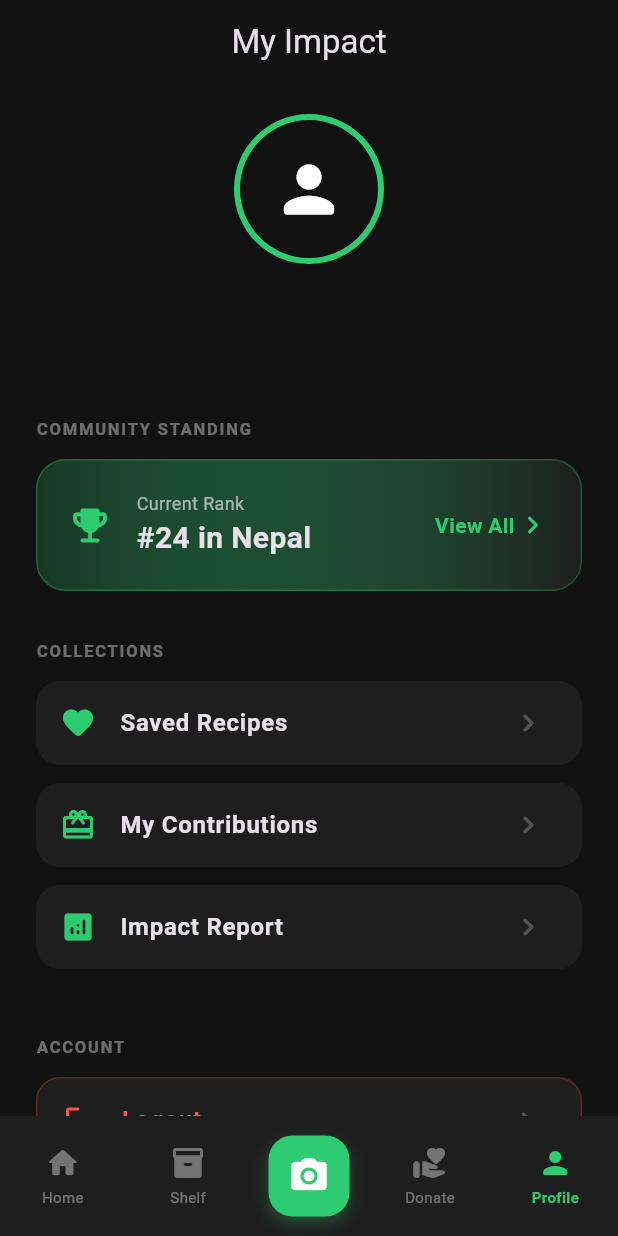
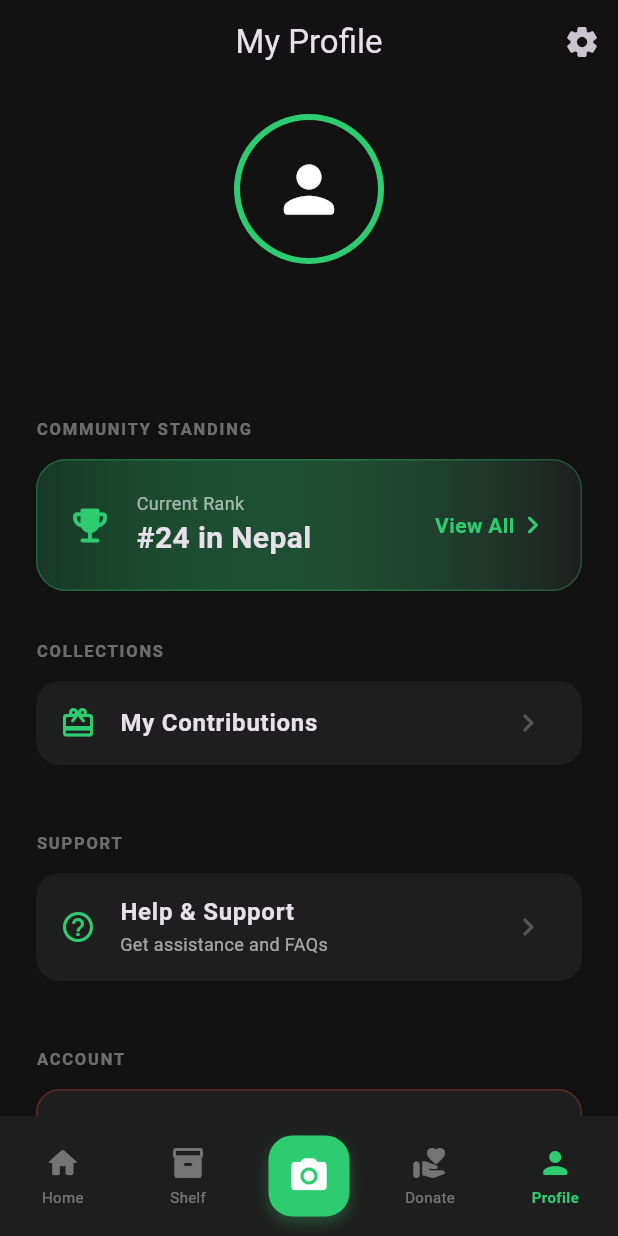
Before and after one commit to i-ces/RotNot, a Flutter app: the screen it shows once a user with an empty profile is signed in, item 5 of the bottom bar chosen, on a phone screen of 412 x 824 dp. Run offline on Flutter 3.47's test engine with Material 3 defaults, Android fonts, the phone set to English and light mode, and no system bars; our stand-ins replace camera, firebase_auth, firebase_core, flutter_map, flutter_secure_storage, geolocator and 2 more; accounts and stored records are empty; network calls fail.

Commit message:
update: sidebar removed and settings moved to profile

```diff
--- a/frontend/rotnot/lib/main.dart
+++ b/frontend/rotnot/lib/main.dart
@@ -127,8 +127,6 @@ class _HomeScreenState extends State<HomeScreen> {
   @override
   Widget build(BuildContext context) {
     return Scaffold(
-      key: _scaffoldKey,
-      drawer: _buildSidebar(context),
       // FIX: Removed the Stack and Positioned IconButton that was overlapping content.
       // The body now only contains the IndexedStack.
       body: SafeArea(
@@ -165,100 +163,6 @@ class _HomeScreenState extends State<HomeScreen> {
           ],
         ),
       ),
-    );
-  }
-
-  Widget _buildSidebar(BuildContext context) {
-    final user = AuthService.currentUser;
-    final displayName = user?.displayName ?? 'User';
-    final email = user?.email ?? 'No email';
-
-    return Drawer(
-      backgroundColor: MyApp.scaffoldBg,
-      child: Column(
-        children: [
-          UserAccountsDrawerHeader(
-            decoration: const BoxDecoration(color: MyApp.surfaceColor),
-            currentAccountPicture: const CircleAvatar(
-              backgroundColor: MyApp.accentGreen,
-              child: Icon(Icons.person, color: Colors.white, size: 40),
-            ),
-            accountName: Text(
-              displayName,
-              style: const TextStyle(fontWeight: FontWeight.bold),
-            ),
-            accountEmail: Text(
-              email,
-              style: const TextStyle(color: Colors.white70),
-            ),
-          ),
-          Expanded(
-            child: ListView(
-              padding: EdgeInsets.zero,
-              children: [
-                _drawerItem(Icons.analytics_rounded, "Waste Analytics", () {}),
-                _drawerItem(Icons.restaurant_menu_rounded, "Smart Recipes", () {
-                  Navigator.pop(context);
-                  Navigator.push(
-                    context,
-                    MaterialPageRoute(
-                      builder: (context) => const SmartRecipesPage(),
-                    ),
-                  );
-                }),
-                _drawerItem(
-                  Icons.notifications_active_rounded,
-                  "Expiry Alerts",
-                  () {},
-                ),
-                _drawerItem(Icons.history_rounded, "Donation History", () {}),
-                const Divider(color: Colors.white12, indent: 20, endIndent: 20),
-                _drawerItem(Icons.settings_rounded, "Settings", () {
-                  Navigator.pop(context);
-                  Navigator.push(
-                    context,
-                    MaterialPageRoute(
-                      builder: (context) => const SettingsScreen(),
-                    ),
-                  );
-                }),
-                _drawerItem(Icons.help_outline_rounded, "Help & Support", () {
-                  Navigator.pop(context);
-                  Navigator.push(
-                    context,
-                    MaterialPageRoute(builder: (context) => const HelpScreen()),
-                  );
-                }),
-              ],
-            ),
-          ),
-          Padding(
-            padding: const EdgeInsets.only(bottom: 20),
-            child: _drawerItem(Icons.logout_rounded, "Logout", () async {
-              await AuthService.logout();
-              if (!context.mounted) return;
-              Navigator.pushNamedAndRemoveUntil(context, '/', (route) => false);
-            }, color: Colors.redAccent),
-          ),
-        ],
-      ),
-    );
-  }
-
-  Widget _drawerItem(
-    IconData icon,
-    String title,
-    VoidCallback onTap, {
-    Color? color,
-  }) {
-    return ListTile(
-      leading: Icon(icon, color: color ?? Colors.white70, size: 24),
-      title: Text(
-        title,
-        style: TextStyle(color: color ?? Colors.white, fontSize: 15),
-      ),
-      onTap: onTap,
-      visualDensity: const VisualDensity(vertical: -2),
     );
   }
 
--- a/frontend/rotnot/lib/screens/profile.dart
+++ b/frontend/rotnot/lib/screens/profile.dart
@@ -1,10 +1,9 @@
 import 'package:flutter/material.dart';
 import 'package:rotnot/services/auth_service.dart';
 import 'package:rotnot/services/api_service.dart';
-import 'package:rotnot/screens/savedrecipes.dart';
-import 'package:rotnot/screens/impactreport.dart';
 import 'package:rotnot/screens/mycontributions.dart';
 import 'package:rotnot/screens/leaderboard.dart';
+import 'package:rotnot/screens/settings.dart';
 
 class ProfilePage extends StatefulWidget {
   const ProfilePage({super.key});
@@ -88,10 +87,21 @@ class _ProfilePageState extends State<ProfilePage> {
 
     return Scaffold(
       appBar: AppBar(
-        title: const Text("My Impact"),
+        title: const Text("My Profile"),
         centerTitle: true,
         elevation: 0,
         backgroundColor: Colors.transparent,
+        actions: [
+          IconButton(
+            icon: const Icon(Icons.settings_rounded),
+            onPressed: () {
+              Navigator.push(
+                context,
+                MaterialPageRoute(builder: (context) => const SettingsScreen()),
+              );
+            },
+          ),
+        ],
       ),
       body: SingleChildScrollView(
         padding: const EdgeInsets.symmetric(horizontal: 24.0, vertical: 20),
@@ -212,26 +222,37 @@ class _ProfilePageState extends State<ProfilePage> {
             const SizedBox(height: 12),
             _buildOptionTile(
               context,
-              Icons.favorite_rounded,
-              "Saved Recipes",
-              const SavedRecipesPage(),
-            ),
-            _buildOptionTile(
-              context,
               Icons.card_giftcard_rounded,
               "My Contributions",
               const MyContributionsPage(),
             ),
-            _buildOptionTile(
+
+            const SizedBox(height: 32),
+
+            // --- 4. HELP & SUPPORT ---
+            const Align(
+              alignment: Alignment.centerLeft,
+              child: Text(
+                "SUPPORT",
+                style: TextStyle(
+                  color: Colors.white38,
+                  fontSize: 11,
+                  fontWeight: FontWeight.bold,
+                  letterSpacing: 1.2,
+                ),
+              ),
+            ),
+            const SizedBox(height: 12),
+            _buildHelpTile(
               context,
-              Icons.analytics_rounded,
-              "Impact Report",
-              const ImpactReportPage(),
+              Icons.help_outline_rounded,
+              "Help & Support",
+              "Get assistance and FAQs",
             ),
 
             const SizedBox(height: 32),
 
-            // --- 4. LOGOUT BUTTON ---
+            // --- 5. LOGOUT BUTTON ---
             const Align(
               alignment: Alignment.centerLeft,
               child: Text(
@@ -277,6 +298,42 @@ class _ProfilePageState extends State<ProfilePage> {
           context,
           MaterialPageRoute(builder: (context) => targetPage),
         ),
+      ),
+    );
+  }
+
+  Widget _buildHelpTile(
+    BuildContext context,
+    IconData icon,
+    String title,
+    String subtitle,
+  ) {
+    return Container(
+      margin: const EdgeInsets.only(bottom: 12),
+      decoration: BoxDecoration(
+        color: surfaceColor,
+        borderRadius: BorderRadius.circular(16),
+      ),
+      child: ListTile(
+        leading: Icon(icon, color: accentGreen),
+        title: Text(title, style: const TextStyle(fontWeight: FontWeight.w600)),
+        subtitle: Text(
+          subtitle,
+          style: const TextStyle(color: Colors.white60, fontSize: 12),
+        ),
+        trailing: const Icon(
+          Icons.chevron_right_rounded,
+          color: Colors.white24,
+        ),
+        onTap: () {
+          // TODO: Navigate to help page
+          ScaffoldMessenger.of(context).showSnackBar(
+            const SnackBar(
+              content: Text('Help & Support feature coming soon'),
+              duration: Duration(seconds: 2),
+            ),
+          );
+        },
       ),
     );
   }
```
Also changed, not shown: frontend/rotnot/lib/screens/home.dart (+2 -20 lines).
